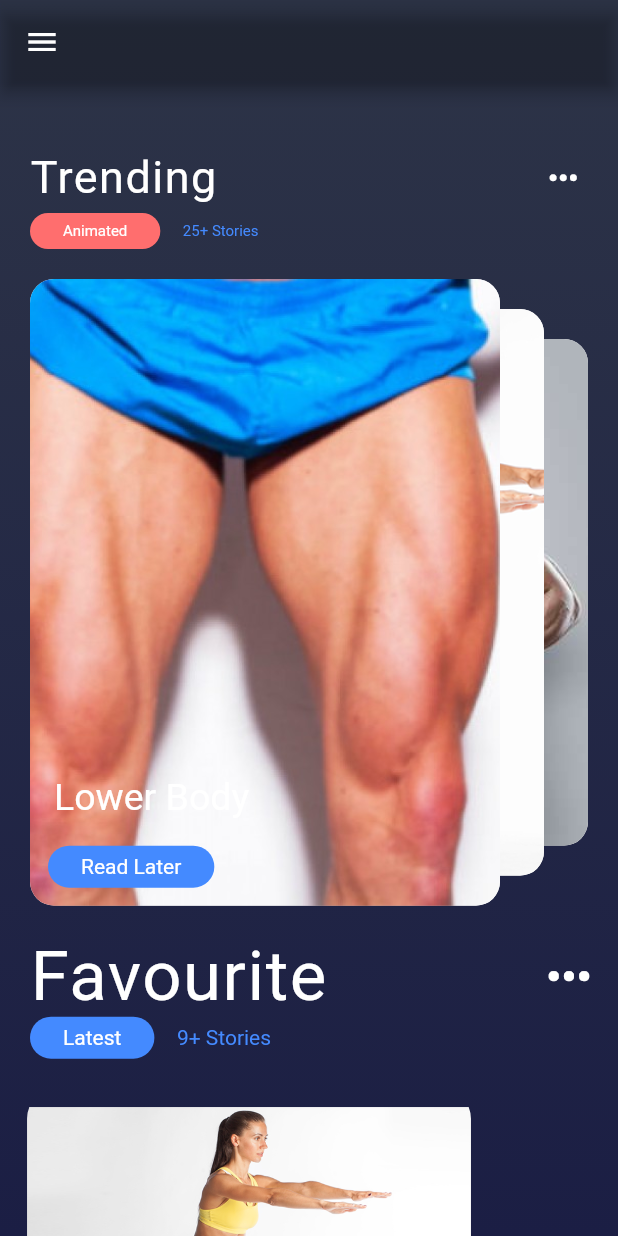
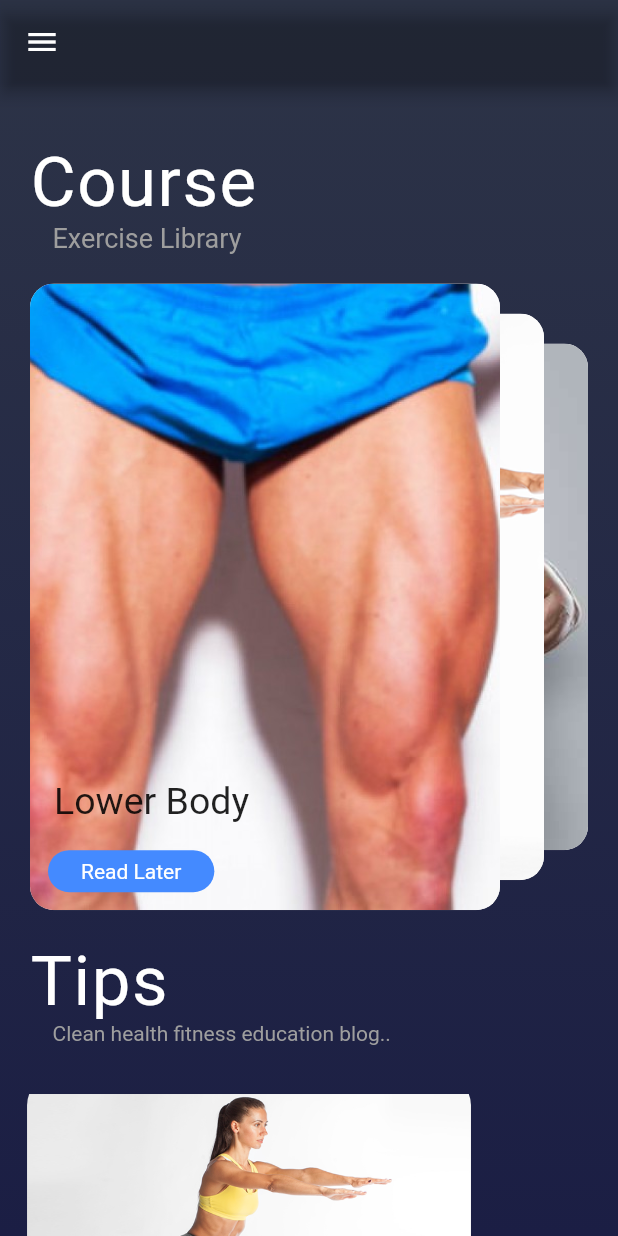
Before and after one commit to apichart2425/FitJung, a Flutter app: the screen it shows after launch, on a phone screen of 412 x 824 dp. Run offline on Flutter 3.47's test engine with Material 2 defaults, Android fonts, the phone set to English and light mode, and no system bars; our stand-ins replace cloud_firestore, firebase_auth, firebase_storage, flutter_screenutil, google_maps_flutter, image_picker and 3 more; missing offline and left inert: flutter_google_places, google_maps_webservice; accounts and stored records are empty; Roboto replaces fonts that are missing (Calibre-Semibold, SF-Pro-Text-Regular); project files that could hold a hidden picture were left out.

Commit message:
confix homepage

```diff
--- a/lib/UI/HomeScreen.dart
+++ b/lib/UI/HomeScreen.dart
@@ -168,21 +168,13 @@ class HomeState extends State<HomeScreen> {
                 child: Row(
                   mainAxisAlignment: MainAxisAlignment.spaceBetween,
                   children: <Widget>[
-                    Text("Trending",
+                    Text("Course",
                         style: TextStyle(
                           color: Colors.white,
-                          fontSize: 30.0,
+                          fontSize: 46.0,
                           fontFamily: "Calibre-Semibold",
                           letterSpacing: 1.0,
                         )),
-                    IconButton(
-                      icon: Icon(
-                        CustomIcon.option,
-                        size: 8.0,
-                        color: Colors.white,
-                      ),
-                      onPressed: () {},
-                    )
                   ],
                 ),
               ),
@@ -190,27 +182,12 @@ class HomeState extends State<HomeScreen> {
                 padding: const EdgeInsets.only(left: 20.0),
                 child: Row(
                   children: <Widget>[
-                    Container(
-                      decoration: BoxDecoration(
-                        color: Color(0xFFff6e6e),
-                        borderRadius: BorderRadius.circular(20.0),
-                      ),
-                      child: Center(
-                        child: Padding(
-                          padding: EdgeInsets.symmetric(
-                              horizontal: 22.0, vertical: 6.0),
-                          child: Text("Animated",
-                              style: TextStyle(
-                                  color: Colors.white, fontSize: 10.0)),
-                        ),
-                      ),
-                    ),
                     SizedBox(
                       width: 15.0,
                     ),
-                    Text("25+ Stories",
+                    Text("Exercise Library",
                         style:
-                            TextStyle(color: Colors.blueAccent, fontSize: 10.0))
+                            TextStyle(color: Colors.grey, fontSize: 18.0))
                   ],
                 ),
               ),
@@ -243,21 +220,13 @@ class HomeState extends State<HomeScreen> {
                 child: Row(
                   mainAxisAlignment: MainAxisAlignment.spaceBetween,
                   children: <Widget>[
-                    Text("Favourite",
+                    Text("Tips",
                         style: TextStyle(
                           color: Colors.white,
                           fontSize: 46.0,
                           fontFamily: "Calibre-Semibold",
                           letterSpacing: 1.0,
                         )),
-                    IconButton(
-                      icon: Icon(
-                        CustomIcon.option,
-                        size: 12.0,
-                        color: Colors.white,
-                      ),
-                      onPressed: () {},
-                    )
                   ],
                 ),
               ),
@@ -265,25 +234,11 @@ class HomeState extends State<HomeScreen> {
                 padding: const EdgeInsets.only(left: 20.0),
                 child: Row(
                   children: <Widget>[
-                    Container(
-                      decoration: BoxDecoration(
-                        color: Colors.blueAccent,
-                        borderRadius: BorderRadius.circular(20.0),
-                      ),
-                      child: Center(
-                        child: Padding(
-                          padding: EdgeInsets.symmetric(
-                              horizontal: 22.0, vertical: 6.0),
-                          child: Text("Latest",
-                              style: TextStyle(color: Colors.white)),
-                        ),
-                      ),
-                    ),
                     SizedBox(
                       width: 15.0,
                     ),
-                    Text("9+ Stories",
-                        style: TextStyle(color: Colors.blueAccent))
+                    Text("Clean health fitness education blog..",
+                        style: TextStyle(color: Colors.grey))
                   ],
                 ),
               ),
@@ -377,7 +332,7 @@ class CardScrollWidget extends StatelessWidget {
                                   horizontal: 16.0, vertical: 8.0),
                               child: Text(title[i],
                                   style: TextStyle(
-                                      color: Colors.white,
+                                      color: Colors.black87,
                                       fontSize: 25.0,
                                       fontFamily: "SF-Pro-Text-Regular")),
                             ),
```
